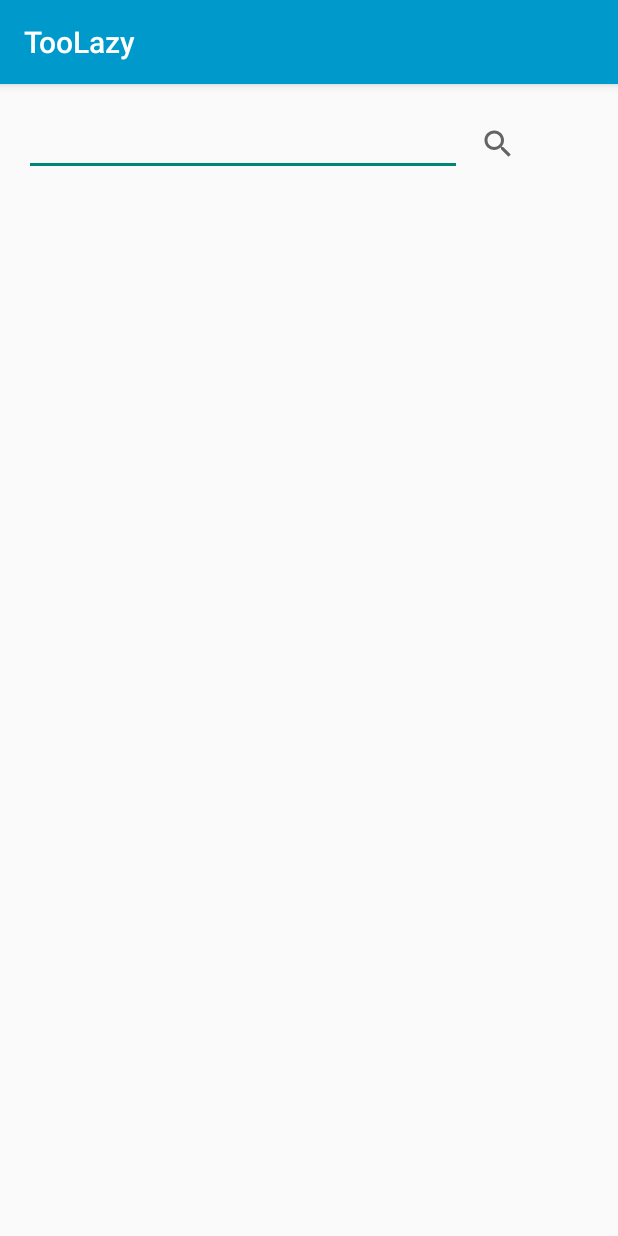
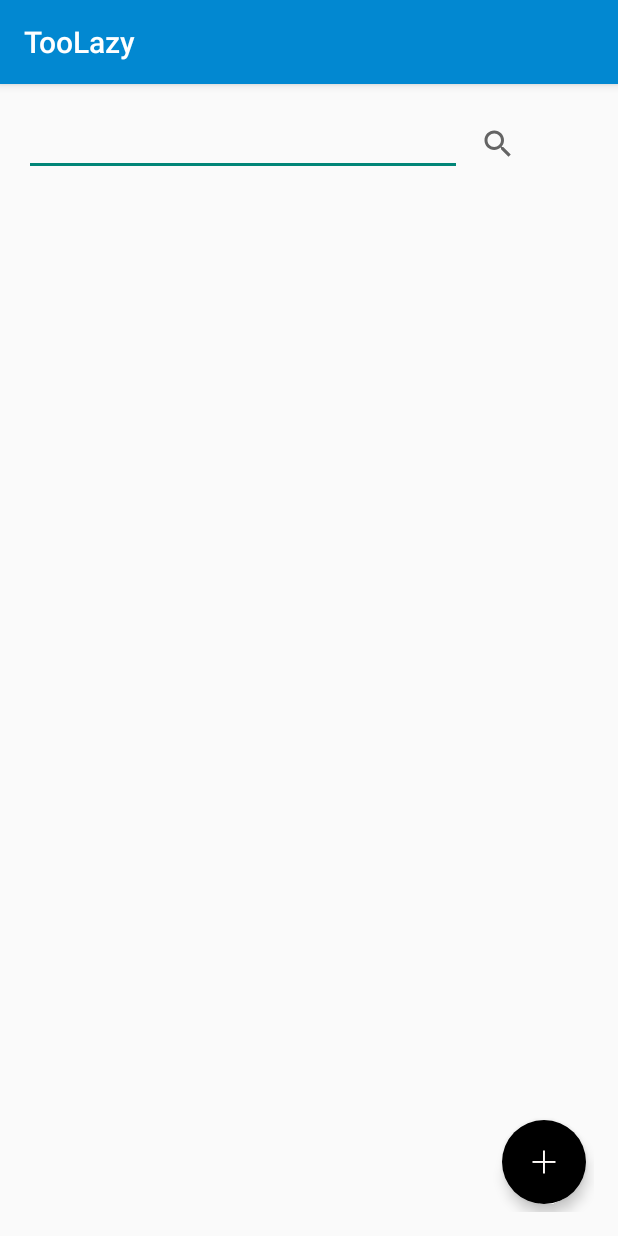
Before and after one commit to bward033/TooLazy, an Android app: the ViewAllAccounts screen opened directly, with no data from a screen before it, on a phone screen of 412 x 824 dp. Run offline under Robolectric (Android 15) with nearby library versions, the phone set to English and light mode, and no system bars.

Commit message:
still needs a lot of work

```diff
--- a/app/src/main/res/drawable/button_selector.xml
+++ b/app/src/main/res/drawable/button_selector.xml
@@ -5,14 +5,14 @@
             <item android:right="5dp" android:top="5dp">
                 <shape>
                     <corners android:radius="3dp" />
-                    <solid android:color="#DC5C4B" />
+                    <solid android:color="#616161" />
                 </shape>
             </item>
             <item android:bottom="2dp" android:left="2dp">
                 <shape>
                     <gradient android:angle="270"
-                        android:endColor="#E2E2E2" android:startColor="#BABABA" />
-                    <stroke android:width="1dp" android:color="#BABABA" />
+                        android:endColor="#E2E2E2" android:startColor="#c62828" />
+                    <stroke android:width="1dp" android:color="#bdbdbd" />
                     <corners android:radius="4dp" />
                     <padding android:bottom="10dp" android:left="10dp"
                         android:right="10dp" android:top="10dp" />
--- /dev/null
+++ b/app/src/main/res/drawable/fab.xml
@@ -0,0 +1,5 @@
+<?xml version="1.0" encoding="utf-8"?>
+<shape xmlns:android="http://schemas.android.com/apk/res/android"
+    android:shape="oval">
+    <solid android:color="#e5335c"/>
+</shape>
--- a/app/src/main/res/layout/activity_startup_page.xml
+++ b/app/src/main/res/layout/activity_startup_page.xml
@@ -1,6 +1,7 @@
 <?xml version="1.0" encoding="utf-8"?>
 <LinearLayout xmlns:android="http://schemas.android.com/apk/res/android"
     xmlns:tools="http://schemas.android.com/tools"
+    xmlns:app="http://schemas.android.com/apk/res-auto"
     android:orientation="vertical" android:layout_width="match_parent"
     android:layout_height="match_parent"
     android:weightSum="1">
--- a/app/src/main/res/layout/activity_view_all_accounts.xml
+++ b/app/src/main/res/layout/activity_view_all_accounts.xml
@@ -1,5 +1,10 @@
-<LinearLayout xmlns:android="http://schemas.android.com/apk/res/android"
-xmlns:tools="http://schemas.android.com/tools" android:layout_width="match_parent"
+<?xml version="1.0" encoding="utf-8"?>
+<RelativeLayout xmlns:android="http://schemas.android.com/apk/res/android"
+xmlns:tools="http://schemas.android.com/tools"
+    xmlns:app="http://schemas.android.com/apk/res-auto"
+
+
+    android:layout_width="match_parent"
     android:orientation="vertical"
     android:layout_height="match_parent" android:paddingLeft="@dimen/activity_horizontal_margin"
     android:paddingRight="@dimen/activity_horizontal_margin"
@@ -12,7 +17,8 @@ xmlns:tools="http://schemas.android.com/tools" android:layout_width="match_paren
         android:orientation="horizontal"
         android:layout_width="match_parent"
         android:layout_height="wrap_content"
-        android:layout_gravity="right">
+        android:layout_gravity="right"
+        android:id="@+id/linearLayout2">
 
         <EditText
             android:layout_width="292dp"
@@ -25,10 +31,33 @@ xmlns:tools="http://schemas.android.com/tools" android:layout_width="match_paren
             android:id="@+id/searchView3" />
     </LinearLayout>
 
+    <android.support.design.widget.FloatingActionButton
+        android:id="@+id/myFAB"
+        android:layout_width="64dp"
+        android:layout_height="64dp"
+        android:src="@mipmap/ic_action_add"
+        app:elevation="5dp"
+        app:backgroundTint="@android:color/black"
+        android:layout_alignParentBottom="true"
+        android:layout_alignParentEnd="true"
+        android:layout_alignParentRight="true"
+        android:onClick="addNewNoteFunction"
+        android:layout_marginBottom="5dp"
+        android:layout_marginRight="5dp"
+        app:borderWidth="0dp"
+
+        android:background="@drawable/fab"
+        app:rippleColor="@android:color/holo_red_dark"
+        />
+
     <ListView
-    android:layout_width="match_parent"
-    android:layout_height="match_parent"
-    android:id="@+id/listView" />
+        android:layout_width="match_parent"
+        android:layout_height="361dp"
+        android:id="@+id/listView"
+        android:layout_alignParentBottom="true"
+        android:layout_alignParentLeft="true"
+        android:layout_alignParentStart="true"
+        android:layout_below="@+id/linearLayout2" />
 
 
-    </LinearLayout>
+    </RelativeLayout>
--- a/app/src/main/res/values/colors.xml
+++ b/app/src/main/res/values/colors.xml
@@ -1,9 +1,10 @@
 <?xml version="1.0" encoding="utf-8"?>
 <resources>
-    <color name="colorPrimary">#0099cc</color>
+    <color name="colorPrimary">#0288d1</color>
     <color name="colorPrimary2">#A14BDC</color>
     <color name="colorPrimary3">#DC5C4B</color>
     <color name="colorPrimary4">#4BDC62</color>
+    <color name="darkblue">#1565c0</color>
     <color name="colorPrimaryDark">#141514</color>
     <color name="actionbar_background">#ac0e0e</color>
     <color name="colorButton">#ec2d2d</color>
--- a/app/src/main/res/values/styles.xml
+++ b/app/src/main/res/values/styles.xml
@@ -13,6 +13,7 @@
         <!-- Customize your theme here. -->
         <item name="colorPrimary">@color/colorPrimary4</item>
         <item name="colorPrimaryDark">@color/colorPrimaryDark</item>
+        <item name="android:colorBackground">@color/colorPrimary</item>
 
     </style>
 
```
Also changed, not shown: app/src/main/res/layout/activity_login.xml (added, +69 -0 lines), app/src/main/res/layout/activity_main.xml (+30 -13 lines), app/src/main/res/layout/activity_view_all_tasks.xml (+5 -3 lines).
